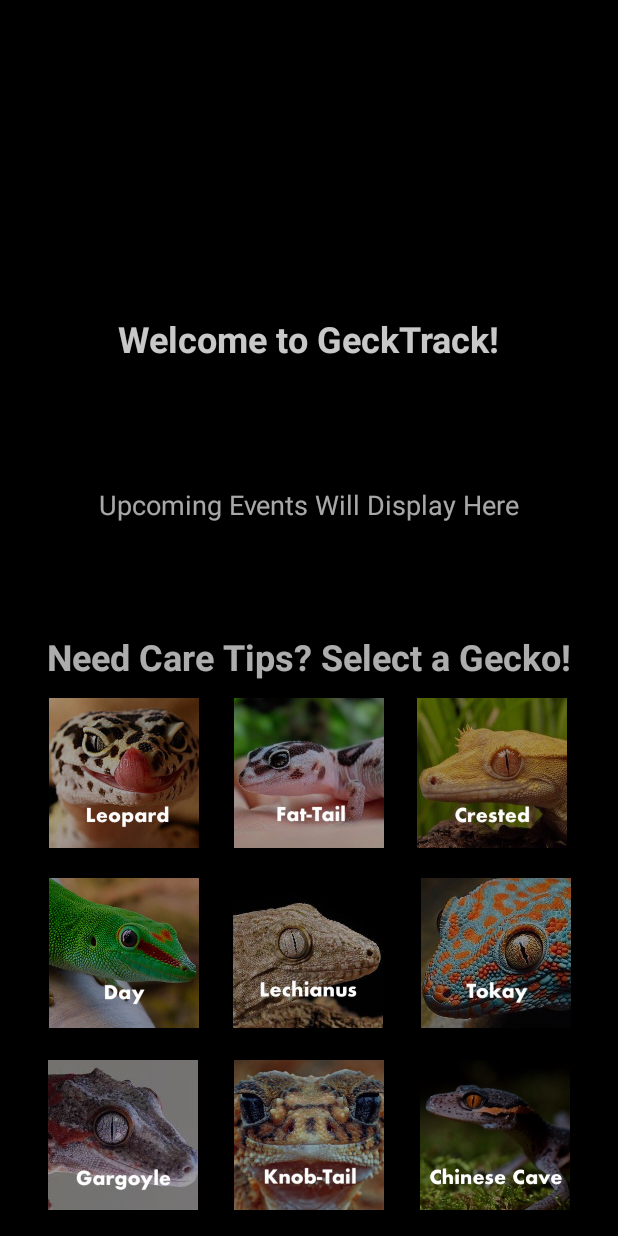
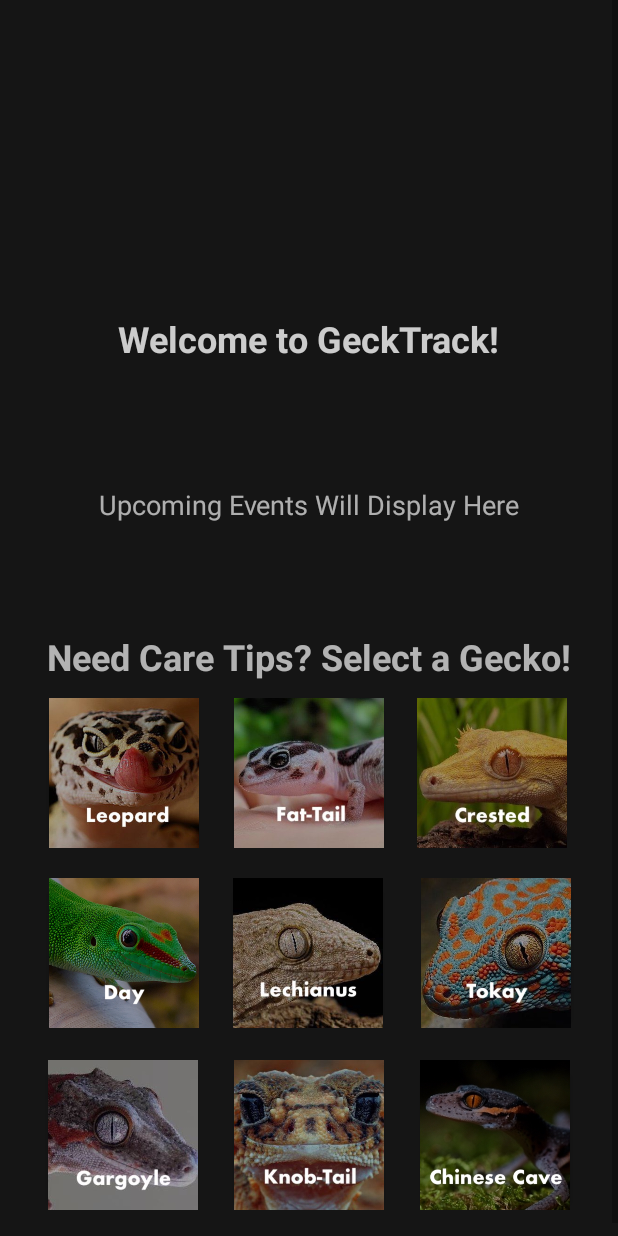
Before and after one commit to avillarreal99/GeckTrack, an Android app: the layout fragment_home.xml on its own in the app's theme, with its tools: preview values and no code run, on a phone screen of 412 x 824 dp. Run offline under Robolectric (Android 15) with nearby library versions, the phone set to English and light mode, and no system bars.

Commit message:
Splash Update (by Alex M): -Added splash screen image (.png file and xml file) -changed color scheme(status bar, nav bar, nav bar highlight) -updated AndroidManifest.xml to start the app on the splash screen -updated colors.xml to have app color scheme

```diff
--- a/app/build.gradle
+++ b/app/build.gradle
@@ -8,7 +8,7 @@ android {
 
     defaultConfig {
         applicationId "com.example.gecktrack"
-        minSdkVersion 16
+        minSdkVersion 21
         targetSdkVersion 30
         versionCode 1
         versionName "1.0"
--- a/app/src/main/AndroidManifest.xml
+++ b/app/src/main/AndroidManifest.xml
@@ -13,7 +13,8 @@
         android:supportsRtl="true"
         android:theme="@style/Theme.GeckTrack">
         <activity
-            android:name=".MainActivity"
+            android:name=".ui.SplashScreen"
+            android:theme="@style/SplashScreen"
             android:label="@string/app_name">
             <intent-filter>
                 <action android:name="android.intent.action.MAIN" />
@@ -21,6 +22,8 @@
                 <category android:name="android.intent.category.LAUNCHER" />
             </intent-filter>
         </activity>
+
+        <activity android:name=".MainActivity" />
     </application>
 
 </manifest>
--- a/app/src/main/java/com/example/gecktrack/MainActivity.java
+++ b/app/src/main/java/com/example/gecktrack/MainActivity.java
@@ -37,7 +37,7 @@ public class MainActivity extends AppCompatActivity
         AppBarConfiguration appBarConfiguration = new AppBarConfiguration.Builder
                 (R.id.navigation_home, R.id.navigation_my_gecks, R.id.navigation_schedule).build();
         NavController navController = Navigation.findNavController(this, R.id.nav_host_fragment);
-        NavigationUI.setupActionBarWithNavController(this, navController, appBarConfiguration);
+        //NavigationUI.setupActionBarWithNavController(this, navController, appBarConfiguration);
         NavigationUI.setupWithNavController(navigationView, navController);
 
         // intialize listeners
--- /dev/null
+++ b/app/src/main/res/drawable/splashscreen.xml
@@ -0,0 +1,9 @@
+<?xml version="1.0" encoding="utf-8"?>
+<layer-list xmlns:android="http://schemas.android.com/apk/res/android">
+    <item>
+        <bitmap
+            android:src="@drawable/splashscreenphoto"
+            android:gravity="fill"
+            />
+    </item>
+</layer-list>
--- a/app/src/main/res/layout/activity_main.xml
+++ b/app/src/main/res/layout/activity_main.xml
@@ -5,7 +5,7 @@
     android:id="@+id/container"
     android:layout_width="match_parent"
     android:layout_height="match_parent"
-    android:paddingTop="?attr/actionBarSize">
+    >
 
     <!-- BOTTOM NAVIGATION VIEW -->
     <com.google.android.material.bottomnavigation.BottomNavigationView
@@ -14,7 +14,7 @@
         android:layout_height="wrap_content"
         android:layout_marginStart="0dp"
         android:layout_marginEnd="0dp"
-        android:background="?android:attr/windowBackground"
+        android:background="@color/nav_bar_fill"
         app:layout_constraintBottom_toBottomOf="parent"
         app:layout_constraintLeft_toLeftOf="parent"
         app:layout_constraintRight_toRightOf="parent"
--- a/app/src/main/res/layout/fragment_home.xml
+++ b/app/src/main/res/layout/fragment_home.xml
@@ -5,7 +5,7 @@
     xmlns:tools="http://schemas.android.com/tools"
     android:layout_width="match_parent"
     android:layout_height="match_parent"
-    android:background="@color/black"
+    android:background="@color/faded_black"
     tools:context=".ui.home.HomeFragment">
 
     <!-- GeckTrack -->
@@ -34,9 +34,9 @@
         <LinearLayout
             android:layout_width="match_parent"
             android:layout_height="wrap_content"
-            android:orientation="vertical" >
+            android:orientation="vertical">
 
-    <!-- Welcome Section -->
+            <!-- Welcome Section -->
 
             <androidx.constraintlayout.widget.ConstraintLayout
                 android:id="@+id/WelcomeSection_ConstraintLayout"
@@ -74,7 +74,7 @@
 
             </androidx.constraintlayout.widget.ConstraintLayout>
 
-    <!-- Upcoming Events Section -->
+            <!-- Upcoming Events Section -->
 
             <androidx.constraintlayout.widget.ConstraintLayout
                 android:id="@+id/UpcomingEventsSection_ConstraintLayout"
@@ -94,7 +94,7 @@
                     app:layout_constraintTop_toTopOf="parent" />
             </androidx.constraintlayout.widget.ConstraintLayout>
 
-    <!-- Care Tips Section -->
+            <!-- Care Tips Section -->
 
             <androidx.constraintlayout.widget.ConstraintLayout
                 android:id="@+id/TipsSection_ConstraintLayout"
--- a/app/src/main/res/values-night/themes.xml
+++ b/app/src/main/res/values-night/themes.xml
@@ -1,9 +1,9 @@
 <resources xmlns:tools="http://schemas.android.com/tools">
     <!-- Base application theme. -->
-    <style name="Theme.GeckTrack" parent="Theme.MaterialComponents.DayNight.DarkActionBar">
+    <style name="Theme.GeckTrack" parent="Theme.MaterialComponents.DayNight.NoActionBar">
         <!-- Primary brand color. -->
-        <item name="colorPrimary">@color/purple_200</item>
-        <item name="colorPrimaryVariant">@color/purple_700</item>
+        <item name="colorPrimary">@color/pastel_green</item>
+        <item name="colorPrimaryVariant">@color/faded_black</item>
         <item name="colorOnPrimary">@color/black</item>
         <!-- Secondary brand color. -->
         <item name="colorSecondary">@color/teal_200</item>
@@ -13,4 +13,8 @@
         <item name="android:statusBarColor" tools:targetApi="l">?attr/colorPrimaryVariant</item>
         <!-- Customize your theme here. -->
     </style>
+
+    <style name="SplashScreen" parent="Theme.MaterialComponents.DayNight.NoActionBar">
+        <item name="android:windowBackground">@drawable/splashscreen</item>
+    </style>
 </resources>
--- a/app/src/main/res/values/colors.xml
+++ b/app/src/main/res/values/colors.xml
@@ -3,8 +3,13 @@
     <color name="purple_200">#FFBB86FC</color>
     <color name="purple_500">#FF6200EE</color>
     <color name="purple_700">#FF3700B3</color>
+    <color name="pastel_green">#ACFFAD </color>
     <color name="teal_200">#FF03DAC5</color>
     <color name="teal_700">#FF018786</color>
-    <color name="black">#FF000000</color>
+    <color name="faded_black">#151515</color>
+    <color name="black">#000000</color>
     <color name="white">#FFFFFFFF</color>
+    <color name="nav_bar_fill">#3C3B3B</color>
+    <color name="transparent">#00000000</color>
+    <color name="notifications_bar_fill">#2A2626</color>
 </resources>
--- a/app/src/main/res/values/themes.xml
+++ b/app/src/main/res/values/themes.xml
@@ -1,16 +1,23 @@
 <resources xmlns:tools="http://schemas.android.com/tools">
     <!-- Base application theme. -->
-    <style name="Theme.GeckTrack" parent="Theme.MaterialComponents.DayNight.DarkActionBar">
+    <style name="Theme.GeckTrack" parent="Theme.MaterialComponents.DayNight.NoActionBar">
         <!-- Primary brand color. -->
-        <item name="colorPrimary">@color/purple_500</item>
-        <item name="colorPrimaryVariant">@color/purple_700</item>
-        <item name="colorOnPrimary">@color/white</item>
+        <item name="colorPrimary">@color/pastel_green</item>
+        <item name="colorPrimaryVariant">@color/faded_black</item>
+        <item name="colorOnPrimary">@color/faded_black</item>
         <!-- Secondary brand color. -->
         <item name="colorSecondary">@color/teal_200</item>
         <item name="colorSecondaryVariant">@color/teal_700</item>
         <item name="colorOnSecondary">@color/black</item>
         <!-- Status bar color. -->
-        <item name="android:statusBarColor" tools:targetApi="l">?attr/colorPrimaryVariant</item>
+        <item name="android:statusBarColor" tools:targetApi="1">?attr/colorPrimaryVariant</item>
         <!-- Customize your theme here. -->
     </style>
+
+    <style name="SplashScreen" parent="Theme.MaterialComponents.DayNight.NoActionBar">
+        <item name="android:windowBackground">@drawable/splashscreen</item>
+        <item name="colorPrimaryVariant">@color/faded_black</item>
+        <item name="android:statusBarColor" tools:targetApi="1">?attr/colorPrimaryVariant</item>
+
+    </style>
 </resources>
```
Also changed, not shown: app/src/main/java/com/example/gecktrack/ui/SplashScreen.java (added, +23 -0 lines), app/src/main/res/drawable/splashscreenphoto.png (added).
